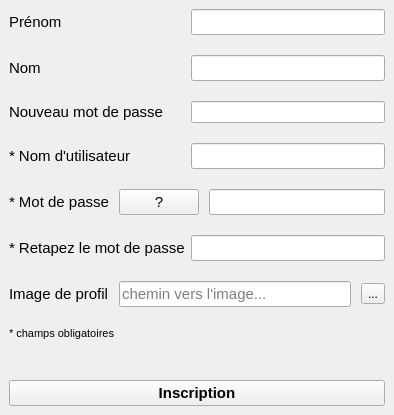
edri/ProjetChat2015, file User/viewInscription.ui: the form before one commit.
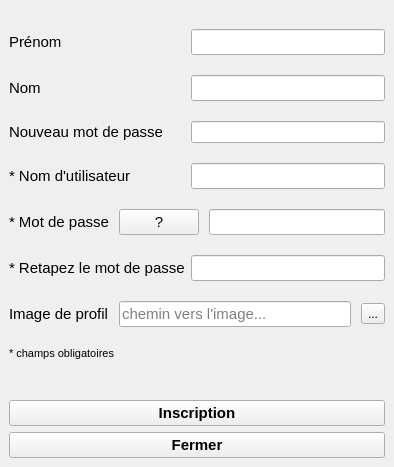
The form after the commit. Icons and pictures are not drawn.

Commit message: Ajout btn fermer pour inscript. et compte + Ajout et uniformisation des commentaires dans ModelChator

Diff of the .ui file:
```diff
--- a/User/viewInscription.ui
+++ b/User/viewInscription.ui
@@ -7,7 +7,7 @@
     <x>0</x>
     <y>0</y>
     <width>394</width>
-    <height>400</height>
+    <height>429</height>
    </rect>
   </property>
   <property name="windowTitle">
@@ -28,6 +28,9 @@
        <number>20</number>
       </property>
       <item row="0" column="0">
+       <layout class="QGridLayout" name="gridLayout"/>
+      </item>
+      <item row="1" column="0">
        <widget class="QLabel" name="lbl_firstName">
         <property name="font">
          <font>
@@ -39,7 +42,7 @@
         </property>
        </widget>
       </item>
-      <item row="0" column="1">
+      <item row="1" column="1">
        <widget class="QLineEdit" name="ldt_firstName">
         <property name="font">
          <font>
@@ -51,7 +54,7 @@
         </property>
        </widget>
       </item>
-      <item row="1" column="0">
+      <item row="2" column="0">
        <widget class="QLabel" name="lbl_lastName">
         <property name="font">
          <font>
@@ -63,7 +66,7 @@
         </property>
        </widget>
       </item>
-      <item row="1" column="1">
+      <item row="2" column="1">
        <widget class="QLineEdit" name="ldt_lastName">
         <property name="font">
          <font>
@@ -76,6 +79,21 @@
        </widget>
       </item>
       <item row="3" column="0">
+       <widget class="QLabel" name="lbl_newPassword">
+        <property name="font">
+         <font>
+          <pointsize>11</pointsize>
+         </font>
+        </property>
+        <property name="text">
+         <string>Nouveau mot de passe</string>
+        </property>
+       </widget>
+      </item>
+      <item row="3" column="1">
+       <widget class="QLineEdit" name="ldt_newPassword"/>
+      </item>
+      <item row="4" column="0">
        <widget class="QLabel" name="lbl_userName">
         <property name="font">
          <font>
@@ -87,7 +105,7 @@
         </property>
        </widget>
       </item>
-      <item row="3" column="1">
+      <item row="4" column="1">
        <widget class="QLineEdit" name="ldt_userName">
         <property name="font">
          <font>
@@ -99,7 +117,7 @@
         </property>
        </widget>
       </item>
-      <item row="4" column="0" colspan="2">
+      <item row="5" column="0" colspan="2">
        <layout class="QHBoxLayout" name="horizontalLayout">
         <property name="spacing">
          <number>10</number>
@@ -160,7 +178,7 @@
         </item>
        </layout>
       </item>
-      <item row="5" column="0">
+      <item row="6" column="0">
        <widget class="QLabel" name="lbl_passwordConf">
         <property name="font">
          <font>
@@ -172,7 +190,7 @@
         </property>
        </widget>
       </item>
-      <item row="5" column="1">
+      <item row="6" column="1">
        <widget class="QLineEdit" name="ldt_passwordConf">
         <property name="font">
          <font>
@@ -187,7 +205,7 @@
         </property>
        </widget>
       </item>
-      <item row="6" column="0" colspan="2">
+      <item row="7" column="0" colspan="2">
        <layout class="QHBoxLayout" name="horizontalLayout_3">
         <property name="spacing">
          <number>10</number>
@@ -228,7 +246,7 @@
         </item>
        </layout>
       </item>
-      <item row="7" column="0" colspan="2">
+      <item row="8" column="0" colspan="2">
        <widget class="QLabel" name="lbl_mendatory">
         <property name="font">
          <font>
@@ -240,7 +258,7 @@
         </property>
        </widget>
       </item>
-      <item row="8" column="0" colspan="2">
+      <item row="9" column="0" colspan="2">
        <widget class="QLabel" name="lbl_info">
         <property name="font">
          <font>
@@ -256,21 +274,6 @@
         </property>
        </widget>
       </item>
-      <item row="2" column="0">
-       <widget class="QLabel" name="lbl_newPassword">
-        <property name="font">
-         <font>
-          <pointsize>11</pointsize>
-         </font>
-        </property>
-        <property name="text">
-         <string>Nouveau mot de passe</string>
-        </property>
-       </widget>
-      </item>
-      <item row="2" column="1">
-       <widget class="QLineEdit" name="ldt_newPassword"/>
-      </item>
      </layout>
     </item>
     <item>
@@ -287,6 +290,20 @@
       </property>
      </widget>
     </item>
+    <item>
+     <widget class="QPushButton" name="btn_cancel">
+      <property name="font">
+       <font>
+        <pointsize>11</pointsize>
+        <weight>75</weight>
+        <bold>true</bold>
+       </font>
+      </property>
+      <property name="text">
+       <string>Fermer</string>
+      </property>
+     </widget>
+    </item>
    </layout>
   </widget>
   <widget class="QMenuBar" name="menubar">
```
The commit also changes 3 other files.
